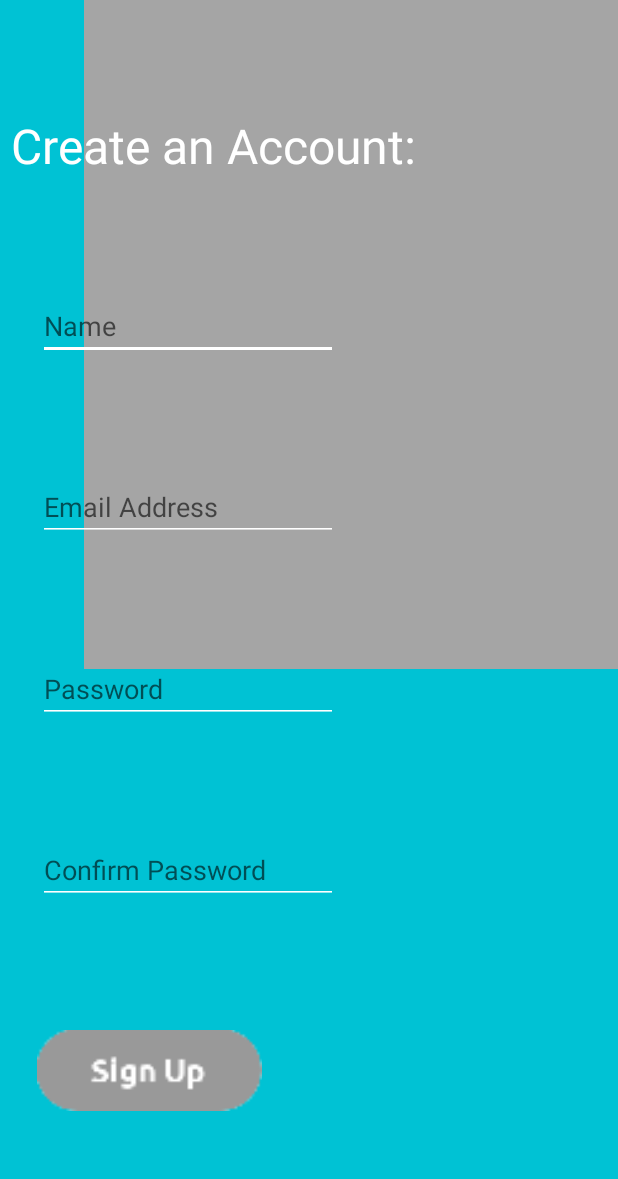
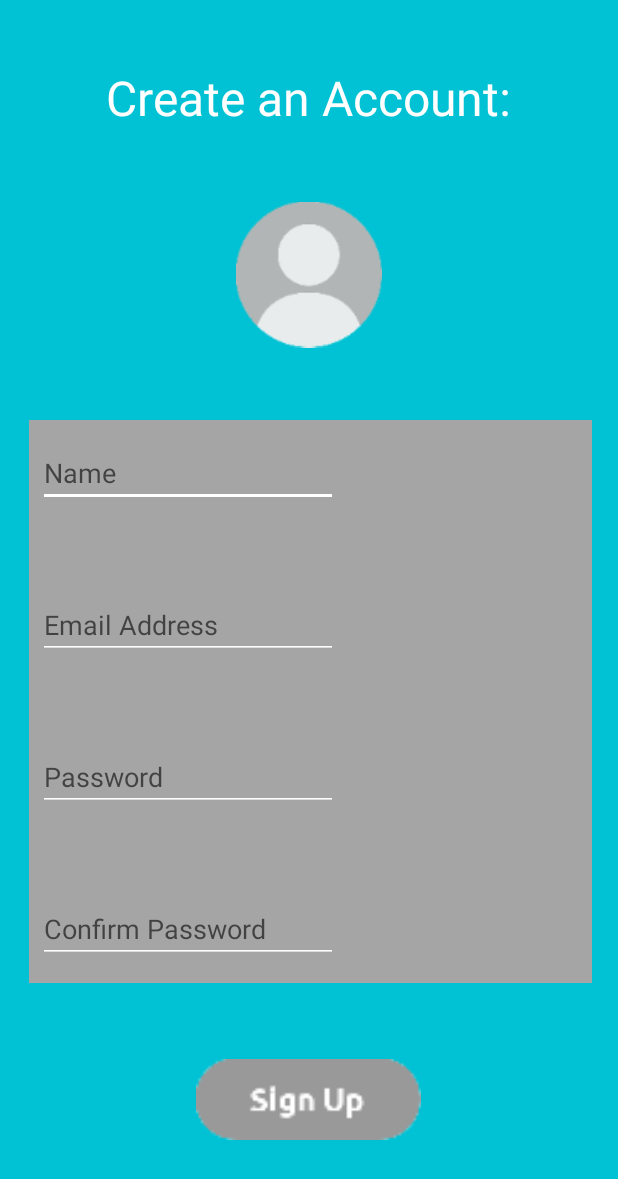
Before and after one commit to FuadYoussef/SafeShop, an Android app: the SignUpActivity screen opened directly, with no data from a screen before it, on a phone screen of 412 x 824 dp. Shown: the top 1179 px of the screen. Run offline under Robolectric (Android 15) with nearby library versions, the phone set to English and light mode, and no system bars.

Commit message:
buttons added

```diff
--- a/app/src/main/res/layout/activity_sign_up.xml
+++ b/app/src/main/res/layout/activity_sign_up.xml
@@ -8,12 +8,29 @@
     tools:context=".SignUpActivity">
 
     <ImageView
-        android:layout_width="558dp"
-        android:layout_height="446dp"
+        android:id="@+id/accountBackground"
+        android:layout_width="500dp"
+        android:layout_height="375dp"
         android:src="@mipmap/rectangle_background"
         android:text="background"
-        tools:layout_editor_absoluteX="-58dp"
-        tools:layout_editor_absoluteY="131dp" />
+        app:layout_constraintTop_toBottomOf="@id/profilePicture"
+        app:layout_constraintLeft_toLeftOf="parent"
+        app:layout_constraintRight_toRightOf="parent"
+        app:layout_constraintBottom_toTopOf="@id/createAccountButton"
+        />
+
+    <ImageView
+        android:id="@+id/profilePicture"
+        android:layout_width="97dp"
+        android:layout_height="107dp"
+        android:src="@mipmap/profile_picture_image"
+        android:text="background"
+        app:layout_constraintBottom_toTopOf="@id/accountBackground"
+        app:layout_constraintLeft_toLeftOf="parent"
+        app:layout_constraintRight_toRightOf="parent
+"
+        app:layout_constraintTop_toBottomOf="@id/createAccountLabel"
+        app:layout_constraintVertical_bias="0.478" />
 
     <TextView
         android:id="@+id/createAccountLabel"
@@ -22,8 +39,8 @@
         android:text="Create an Account:"
         android:textColor="@android:color/white"
         android:textSize="32dp"
-        app:layout_constraintBottom_toTopOf="@id/nameEdit"
-        app:layout_constraintHorizontal_bias="0.05"
+        app:layout_constraintBottom_toTopOf="@id/profilePicture"
+        app:layout_constraintHorizontal_bias="0.496"
         app:layout_constraintLeft_toLeftOf="parent"
         app:layout_constraintRight_toRightOf="parent"
         app:layout_constraintTop_toTopOf="parent" />
@@ -37,7 +54,7 @@
         app:layout_constraintHorizontal_bias="0.118"
         app:layout_constraintLeft_toLeftOf="parent"
         app:layout_constraintRight_toRightOf="parent"
-        app:layout_constraintTop_toBottomOf="@id/createAccountLabel"
+        app:layout_constraintTop_toBottomOf="@id/profilePicture"
         android:maxLines="1"
         android:textColor="@android:color/white"
         android:backgroundTint="@android:color/white"/>
@@ -86,19 +103,17 @@
         android:backgroundTint="@android:color/white"/>
 
     <ImageView
+        android:id="@+id/createAccountButton"
         android:layout_width="150dp"
         android:layout_height="70dp"
+        android:onClick="launchSearch"
+        android:src="@mipmap/sign_up_button"
         android:text="Sign Up"
-        android:src="@mipmap/sign_up_button"
-        android:id="@+id/createAccountButton"
         app:layout_constraintBottom_toBottomOf="parent"
         app:layout_constraintEnd_toEndOf="parent"
-        app:layout_constraintHorizontal_bias="0.093"
+        app:layout_constraintHorizontal_bias="0.498"
         app:layout_constraintStart_toStartOf="parent"
-        app:layout_constraintTop_toBottomOf="@id/passConfirmEdit"
-        android:onClick="launchSearch"/>
-
-
+        app:layout_constraintTop_toBottomOf="@id/passConfirmEdit" />
 
 
 </androidx.constraintlayout.widget.ConstraintLayout>
```
Also changed, not shown: app/src/main/res/mipmap-xxxhdpi/profile_picture_image.png (added).
